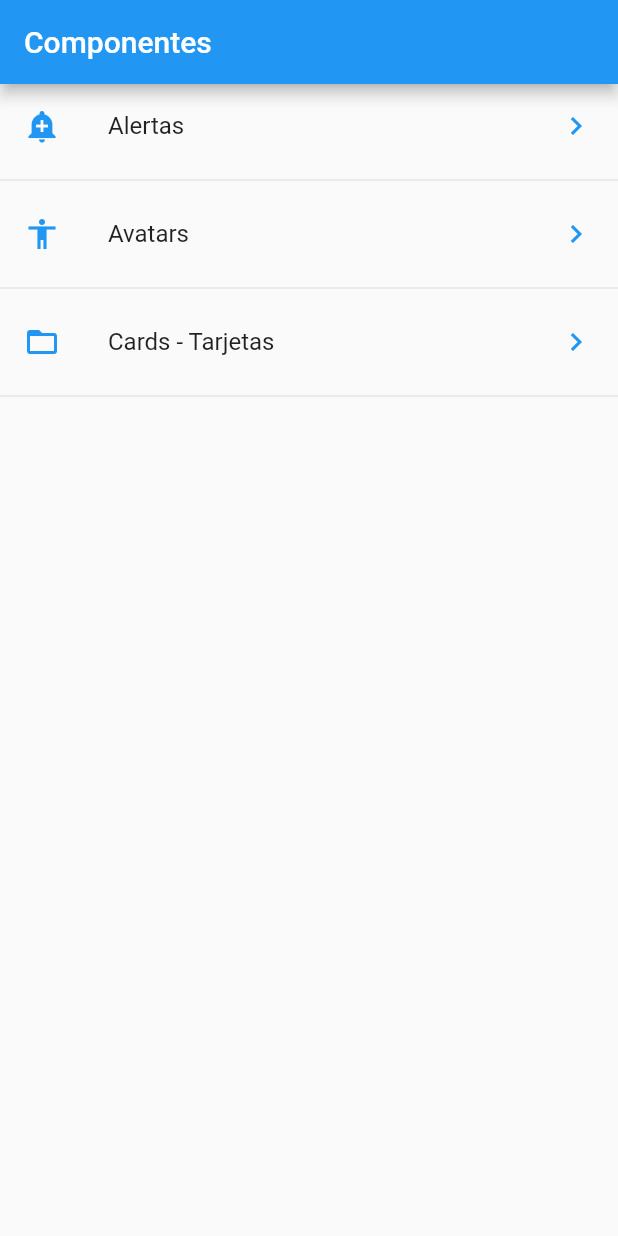
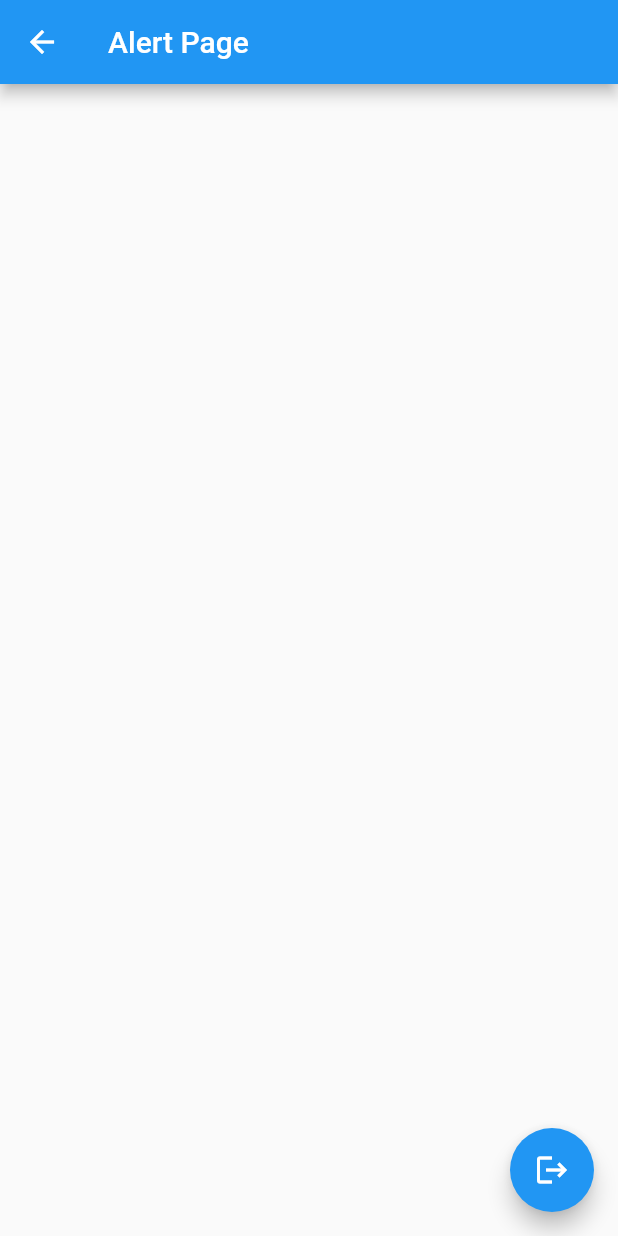
Before and after one commit to CodingCarnage/CursoFlutter_FH_Componentes, a Flutter app: the screen it shows after launch, after a tap on "Alertas", on a phone screen of 412 x 824 dp. Run offline on Flutter 3.47's test engine with Material 2 defaults, Android fonts, the phone set to English and light mode, and no system bars.

Commit message:
Navegación entre pantallas

```diff
--- /dev/null
+++ b/lib/src/pages/alert_page.dart
@@ -0,0 +1,20 @@
+import 'package:flutter/material.dart';
+
+class AlertPage extends StatelessWidget {
+  const AlertPage({Key key}) : super(key: key);
+
+  @override
+  Widget build(BuildContext context) {
+    return Scaffold(
+      appBar: AppBar(
+        title: Text('Alert Page'),
+      ),
+      floatingActionButton: FloatingActionButton(
+        child: Icon(Icons.logout),
+        onPressed: () {
+          Navigator.pop(context);
+        },
+      ),
+    );
+  }
+}
--- a/lib/src/pages/home_page.dart
+++ b/lib/src/pages/home_page.dart
@@ -1,3 +1,4 @@
+import 'package:componentes/src/pages/alert_page.dart';
 import 'package:componentes/src/providers/menu_provider.dart';
 import 'package:componentes/src/utils/icono_string_util.dart';
 import 'package:flutter/material.dart';
@@ -21,13 +22,13 @@ class HomePage extends StatelessWidget {
       initialData: [],
       builder: (BuildContext context, AsyncSnapshot<List<dynamic>> snapshot) {
         return ListView(
-          children: _listItems(snapshot.data),
+          children: _listItems(snapshot.data, context),
         );
       },
     );
   }
 
-  List<Widget> _listItems(List<dynamic> data) {
+  List<Widget> _listItems(List<dynamic> data, BuildContext context) {
     final List<Widget> opciones = [];
     data.forEach((opcion) {
       final ListTile widgetTemp = ListTile(
@@ -37,7 +38,12 @@ class HomePage extends StatelessWidget {
           Icons.keyboard_arrow_right,
           color: Colors.blue,
         ),
-        onTap: () {},
+        onTap: () {
+          final Route route = MaterialPageRoute(
+            builder: (context) => AlertPage(),
+          );
+          Navigator.push(context, route);
+        },
       );
       opciones..add(widgetTemp)..add(Divider());
     });
```
Also changed, not shown: lib/src/pages/avatar_page.dart (added, +14 -0 lines), lib/src/pages/home_temp.dart (+10 -10 lines).
